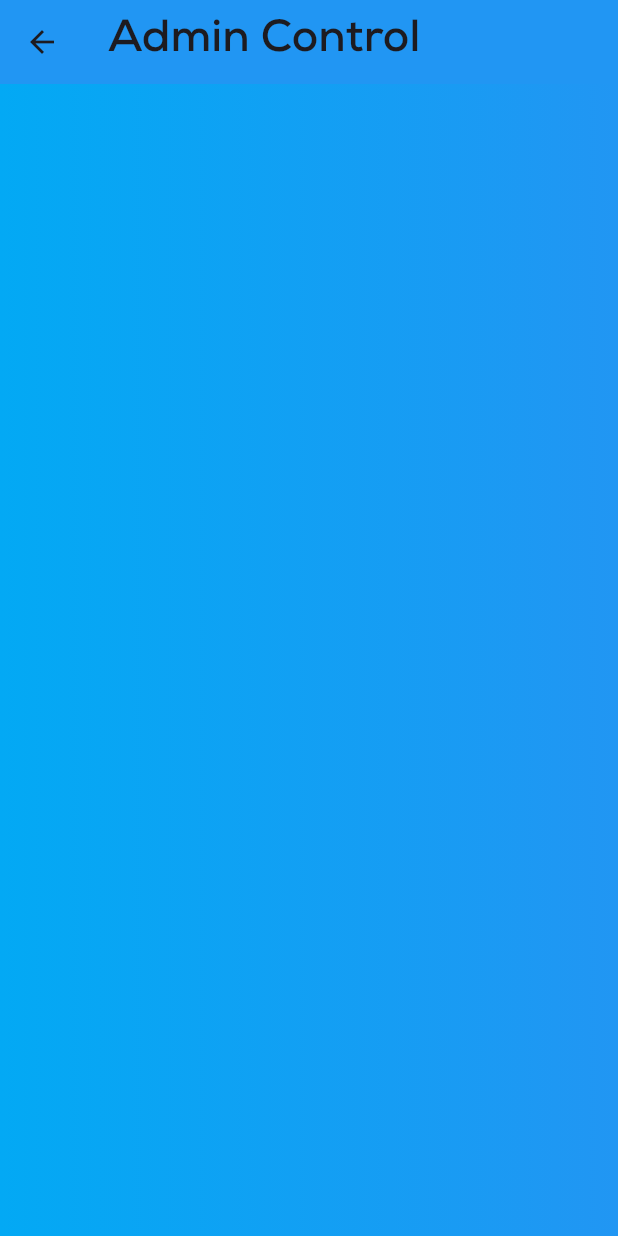
After one commit to najeebnaju512/smart_campus, a Flutter app: the AdminHome screen opened directly, on a phone screen of 412 x 824 dp. The commit adds this screen. Run offline on Flutter 3.47's test engine with Material 3 defaults, Android fonts, the phone set to English and light mode, and no system bars; our stand-ins replace shared_preferences; accounts and stored records are empty.

Commit message:
admin home added

```diff
--- a/lib/config/app_config.dart
+++ b/lib/config/app_config.dart
@@ -3,7 +3,7 @@ class AppConfig {
   static String baseurl = "http://10.11.1.31:8000/";
 
   //mediaUrl is set here
-  static String mediaUrl = "http://10.11.0.179:8000";
+  static String mediaUrl = "http://10.11.1.31:8000";
 
   //noImage is set here
   static String noImage = "https://upload.wikimedia.org/wikipedia/commons/1/14/No_Image_Available.jpg";
--- a/lib/main.dart
+++ b/lib/main.dart
@@ -1,15 +1,15 @@
 import 'package:flutter/material.dart';
 import 'package:flutter/services.dart';
 import 'package:provider/provider.dart';
+import 'package:smart_campus_projects/presentation/common_screen/login_screen/controller/student_login_controller.dart';
 import 'package:smart_campus_projects/presentation/common_screen/splash_screen/view/splash_screen.dart';
-import 'package:smart_campus_projects/presentation/profile_page/controller/profile_page_controller.dart';
+import 'package:smart_campus_projects/presentation/students_module/profile_page/controller/profile_page_controller.dart';
 
-import 'presentation/students_module/student_login_screen/controller/student_login_controller.dart';
 
 void main() {
   runApp(MultiProvider(
     providers: [
-      ChangeNotifierProvider(create: (context) => StudentLoginController()),
+      ChangeNotifierProvider(create: (context) => LoginController()),
       ChangeNotifierProvider(create: (context) => ProfilePageController())
       // ChangeNotifierProvider(create: (context) => ),
     ],
--- /dev/null
+++ b/lib/presentation/admin_module/home/view/admin_home.dart
@@ -0,0 +1,30 @@
+import 'package:flutter/material.dart';
+import 'package:smart_campus_projects/core/constants/color_constants.dart';
+
+class AdminHome extends StatefulWidget {
+  const AdminHome({super.key});
+
+  @override
+  State<AdminHome> createState() => _AdminHomeState();
+}
+
+class _AdminHomeState extends State<AdminHome> {
+  @override
+  Widget build(BuildContext context) {
+    var size = MediaQuery.sizeOf(context);
+    return Scaffold(
+      appBar: AppBar(
+        backgroundColor: Colors.blue,
+        title: Text(
+          "Admin Control",
+          style: TextStyle(fontFamily: "Nexa Bold", fontSize: 30),
+        ),
+      ),
+      body: Container(
+        height: size.height,
+        width: size.width,
+        decoration: BoxDecoration(gradient: LinearGradient(colors: ColorConstants.gradientColors)),
+      ),
+    );
+  }
+}
```
Also changed, not shown: lib/presentation/common_screen/login_screen/controller/student_login_controller.dart (renamed from lib/presentation/students_module/student_login_screen/controller/student_login_controller.dart, +10 -4 lines), lib/presentation/common_screen/login_screen/view/student_login_screen.dart (renamed from lib/presentation/students_module/student_login_screen/view/student_login_screen.dart, +5 -5 lines), lib/presentation/common_screen/splash_screen/view/splash_screen.dart (+4 -3 lines), lib/presentation/students_module/profile_page/view/profile_page.dart (renamed from lib/presentation/profile_page/view/profile_page.dart, +4 -3 lines), lib/presentation/students_module/user_page/view/user_page.dart (deleted, +0 -109 lines), lib/presentation/students_module/profile_page/controller/profile_page_controller.dart (renamed from lib/presentation/profile_page/controller/profile_page_controller.dart).
